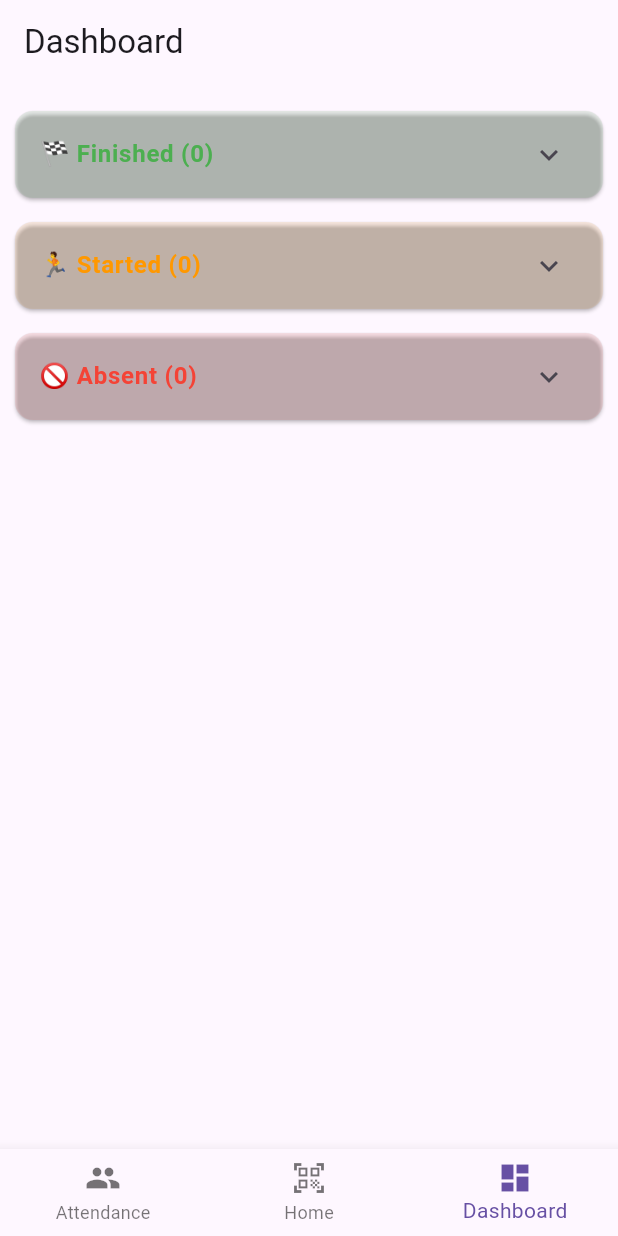
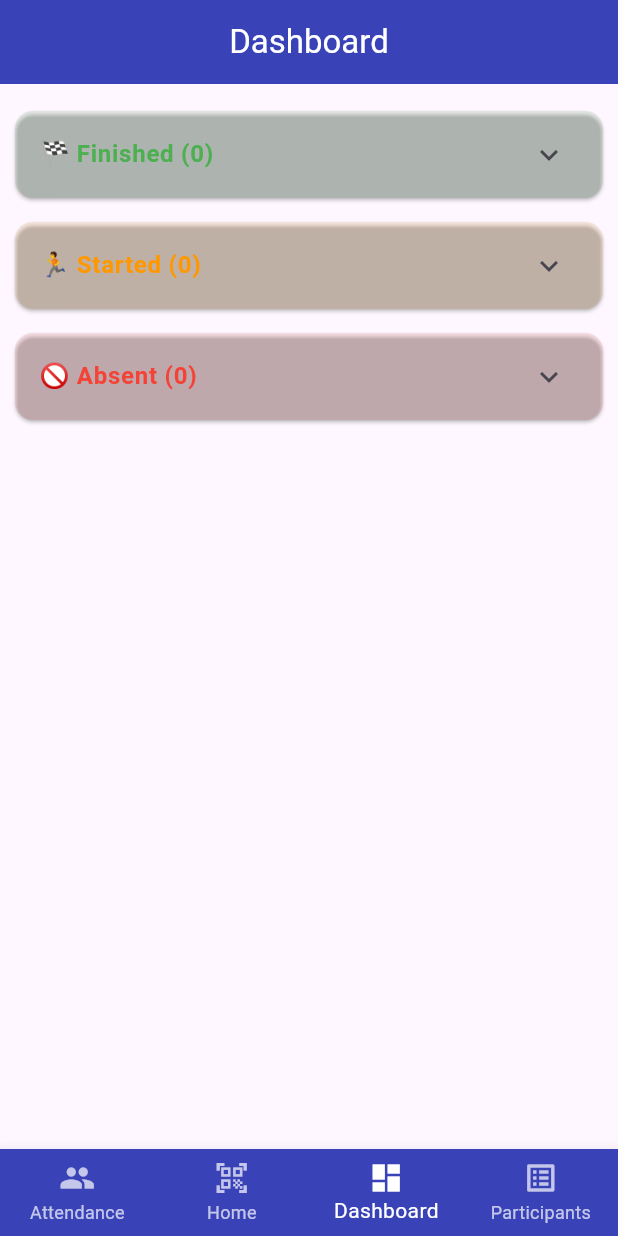
Before and after one commit to Bharath-KumarReddy/Qr-marathon-tracker, a Flutter app: the screen it shows after launch, item 3 of the bottom bar chosen, on a phone screen of 412 x 824 dp. Run offline on Flutter 3.47's test engine with Material 3 defaults, Android fonts, the light colour scheme and no system bars; our stand-ins replace cloud_firestore, firebase_core, fluttertoast; missing offline and left inert: mobile_scanner; accounts and stored records are empty.

Commit message:
added participant_card,new features

```diff
--- a/lib/main.dart
+++ b/lib/main.dart
@@ -4,6 +4,7 @@ import 'firebase_options.dart';
 import 'pages/home_page.dart';
 import 'pages/attendance_page.dart';
 import 'pages/dashboard_page.dart';
+import 'pages/participants_page.dart';
 
 void main() async {
   WidgetsFlutterBinding.ensureInitialized();
@@ -19,7 +20,16 @@ class JerseyDigitApp extends StatelessWidget {
     return MaterialApp(
       title: 'Jersey Digit',
       debugShowCheckedModeBanner: false,
-      theme: ThemeData(primarySwatch: Colors.indigo),
+      theme: ThemeData(
+        primarySwatch: Colors.indigo,
+        bottomNavigationBarTheme: const BottomNavigationBarThemeData(
+          backgroundColor: Color.fromARGB(255, 57, 67, 183), // deep indigo
+          selectedItemColor: Colors.white,
+          unselectedItemColor: Colors.white70,
+          showUnselectedLabels: true,
+          type: BottomNavigationBarType.fixed,
+        ),
+      ),
       home: const MainNavigation(),
     );
   }
@@ -34,7 +44,12 @@ class MainNavigation extends StatefulWidget {
 
 class _MainNavigationState extends State<MainNavigation> {
   int _index = 0;
-  final pages = [const AttendancePage(), const HomePage(), DashboardPage()];
+  final pages = [
+    const AttendancePage(),
+    const HomePage(),
+    DashboardPage(),
+    const ParticipantsPage(),
+  ];
 
   @override
   Widget build(BuildContext context) {
@@ -56,6 +71,10 @@ class _MainNavigationState extends State<MainNavigation> {
             icon: Icon(Icons.dashboard),
             label: "Dashboard",
           ),
+          BottomNavigationBarItem(
+            icon: Icon(Icons.list_alt),
+            label: "Participants",
+          ),
         ],
       ),
     );
--- a/lib/models/participant.dart
+++ b/lib/models/participant.dart
@@ -7,6 +7,12 @@ class Participant {
   final DateTime? startedAt;
   final DateTime? finishedAt;
 
+  // Optional extra details
+  final int? age;
+  final double? distance;
+  final String? tshirtSize;
+  final bool? certificateSent;
+
   Participant({
     required this.id,
     required this.name,
@@ -15,6 +21,10 @@ class Participant {
     required this.status,
     this.startedAt,
     this.finishedAt,
+    this.age,
+    this.distance,
+    this.tshirtSize,
+    this.certificateSent,
   });
 
   factory Participant.fromMap(Map<String, dynamic> data, String docId) {
@@ -26,6 +36,12 @@ class Participant {
       status: (data['status'] ?? 'absent').toString().toLowerCase(),
       startedAt: data['startedAt']?.toDate(),
       finishedAt: data['finishedAt']?.toDate(),
+      age: data['age'],
+      distance: (data['distance'] != null)
+          ? double.tryParse(data['distance'].toString())
+          : null,
+      tshirtSize: data['tshirtSize'],
+      certificateSent: data['certificateSent'] ?? false,
     );
   }
 }
--- a/lib/pages/dashboard_page.dart
+++ b/lib/pages/dashboard_page.dart
@@ -10,7 +10,13 @@ class DashboardPage extends StatelessWidget {
   @override
   Widget build(BuildContext context) {
     return Scaffold(
-      appBar: AppBar(title: const Text("Dashboard")),
+      appBar: AppBar(
+        // ✅ TITLE TEXT STYLE CHANGED TO WHITE
+        title: const Text("Dashboard", style: TextStyle(color: Colors.white)),
+        // ✅ TITLE CENTERED
+        centerTitle: true,
+        backgroundColor: const Color.fromARGB(255, 57, 67, 183),
+      ),
       body: StreamBuilder<List<Participant>>(
         stream: _fs.getParticipants(),
         builder: (context, snapshot) {
@@ -47,14 +53,18 @@ class DashboardPage extends StatelessWidget {
         ),
         children: list.isEmpty
             ? [const ListTile(title: Text("No data available"))]
-            : list
-                  .map(
-                    (p) => ListTile(
-                      title: Text(p.name),
-                      subtitle: Text("Jersey: ${p.jersey}"),
-                    ),
-                  )
-                  .toList(),
+            : list.map((p) {
+                final duration = (p.finishedAt != null && p.startedAt != null)
+                    ? p.finishedAt!.difference(p.startedAt!)
+                    : null;
+                final timeStr = duration != null
+                    ? "${duration.inMinutes} min ${duration.inSeconds % 60} sec"
+                    : "N/A";
+                return ListTile(
+                  title: Text(p.name),
+                  subtitle: Text("Jersey: ${p.jersey} | Time: $timeStr"),
+                );
+              }).toList(),
       ),
     );
   }
```
Also changed, not shown: lib/pages/attendance_page.dart (+19 -12 lines), lib/pages/home_page.dart (+39 -46 lines), lib/pages/participants_page.dart (added, +131 -0 lines), lib/widgets/participant_card.dart (+6 -3 lines).
